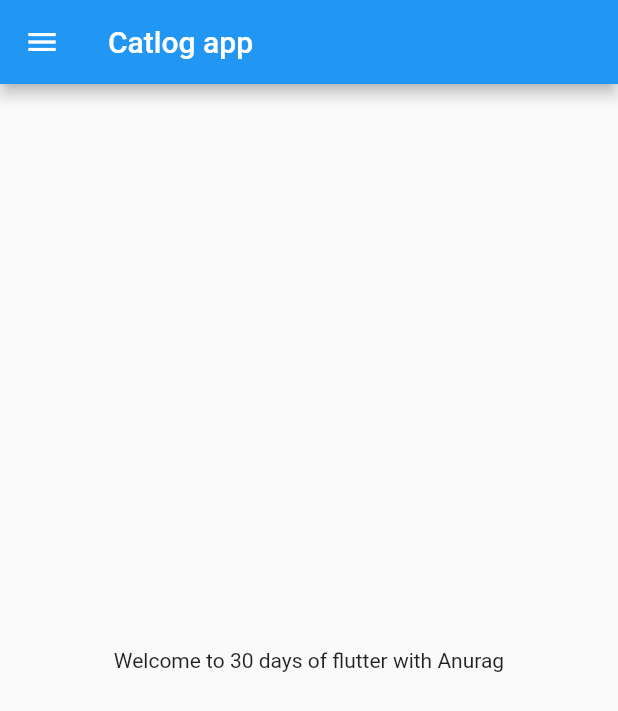
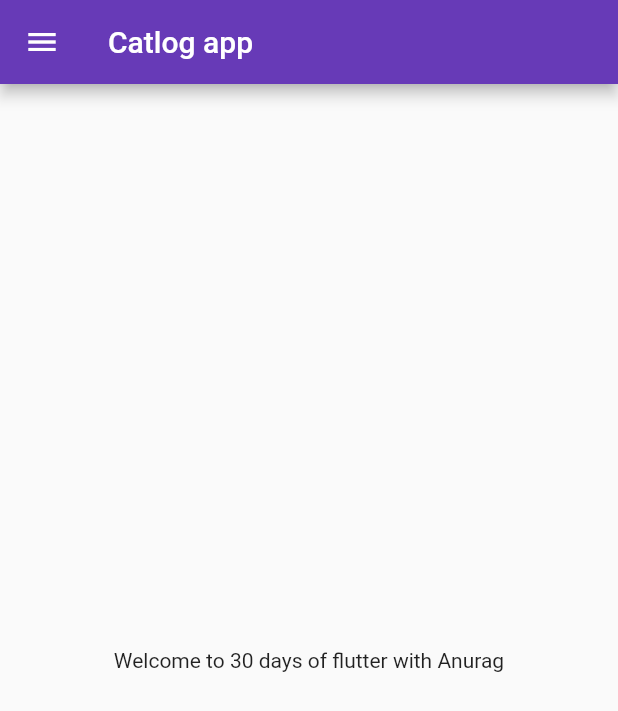
Before and after one commit to ramapati1226/flutter_catlog, a Flutter app: the screen it shows after launch, on a phone screen of 412 x 824 dp. Shown: the top 711 px of the screen. Run offline on Flutter 3.47's test engine with Material 2 defaults, Android fonts, the phone set to English and light mode, and no system bars.

Commit message:
completed day 3

```diff
--- a/lib/main.dart
+++ b/lib/main.dart
@@ -1,5 +1,6 @@
 import 'package:flutter/material.dart';
-import 'package:flutter_catlog/home_page.dart';
+import 'package:flutter_catlog/pages/home_page.dart';
+import 'package:flutter_catlog/pages/login_page.dart';
 
 void main(){
   runApp(MyApp());}
@@ -8,11 +9,21 @@ class MyApp extends StatelessWidget {
 
   @override
   Widget build(BuildContext context) {
-    int days = 30;
-    // double digi=500;
-    // num hey = 600;
     return MaterialApp(
-      home: HomePage(),
+      // home: HomePage(),
+      themeMode: ThemeMode.light,
+      theme: ThemeData(
+        primarySwatch: Colors.deepPurple,
+      ),
+      darkTheme: ThemeData(
+        brightness: Brightness.dark,
+      ),
+      initialRoute: "/home",
+      routes: {
+        "/":(context)=>LoginPage(),
+        "/home":(context)=>HomePage(),
+        "/login":(context)=>LoginPage(),
+      },
     );
   }
 }
```
Also changed, not shown: lib/pages/login_page.dart (added, +26 -0 lines), lib/pages/home_page.dart (renamed from lib/home_page.dart).
